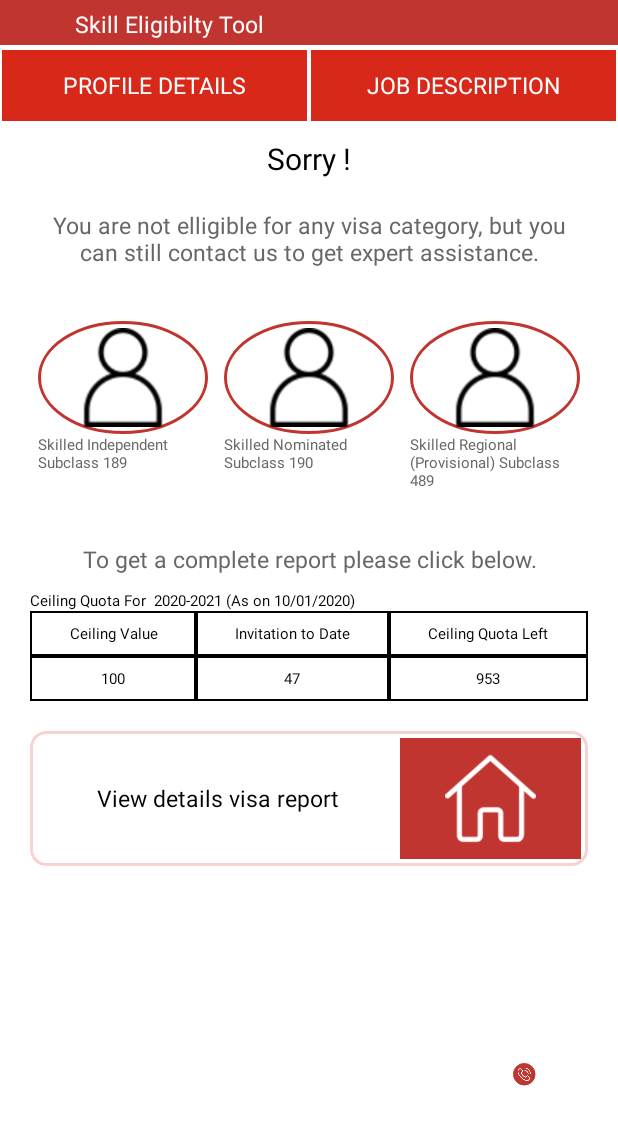
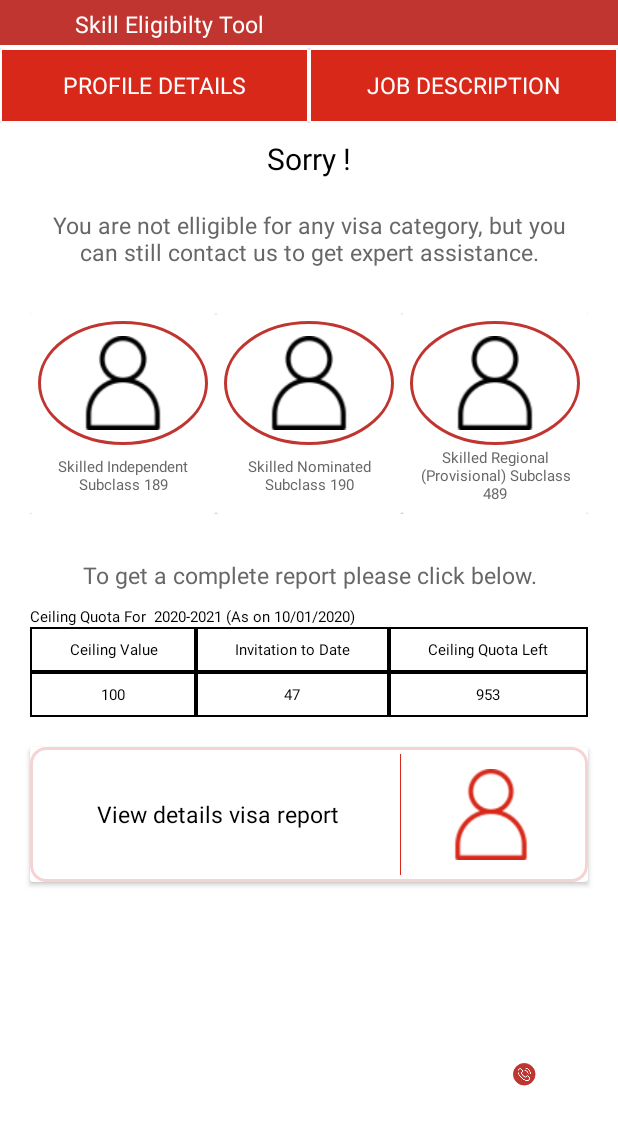
Before and after one commit to bhanudave/Immigration, an Android app: the fragment ReportViewFragment placed in its activity, on a phone screen of 412 x 824 dp, the part 68-1213 px from its top. Run offline under Robolectric (Android 15) with nearby library versions, the phone set to English and light mode, and no system bars.

Commit message:
Initial Commit

```diff
--- a/app/src/main/java/com/immigration/Launch/SplashActivity.java
+++ b/app/src/main/java/com/immigration/Launch/SplashActivity.java
@@ -1,7 +1,6 @@
 package com.immigration.Launch;
 
 import android.Manifest;
-import android.app.Activity;
 import android.content.Context;
 import android.content.DialogInterface;
 import android.content.Intent;
@@ -18,6 +17,7 @@ import android.view.View;
 
 import androidx.annotation.RequiresApi;
 import androidx.appcompat.app.AlertDialog;
+import androidx.appcompat.app.AppCompatActivity;
 import androidx.core.app.ActivityCompat;
 import androidx.core.content.ContextCompat;
 
@@ -31,7 +31,7 @@ import java.security.MessageDigest;
 import java.security.NoSuchAlgorithmException;
 
 
-public class SplashActivity extends Activity {
+public class SplashActivity extends AppCompatActivity {
 
     Handler handler;
     private static final int PERMISSION_REQUEST_CODE = 200;
@@ -42,6 +42,7 @@ public class SplashActivity extends Activity {
     protected void onCreate(Bundle savedInstanceState) {
         super.onCreate(savedInstanceState);
         setContentView(R.layout.activity_splash);
+        getSupportActionBar().hide();
 
         sharedpreferences = getSharedPreferences(utills.MyPREFERENCES, Context.MODE_PRIVATE);
         /*FacebookSdk.sdkInitialize(getApplicationContext());
--- a/app/src/main/res/layout/fragment_report_view.xml
+++ b/app/src/main/res/layout/fragment_report_view.xml
@@ -35,29 +35,41 @@
         android:orientation="horizontal"
         android:weightSum="2">
 
+        <androidx.cardview.widget.CardView
+            android:layout_width="match_parent"
+            android:layout_height="match_parent"
+            android:layout_weight="1">
+
         <TextView
             android:id="@+id/profile_detail"
             android:layout_width="match_parent"
             android:layout_height="match_parent"
             android:layout_margin="1dp"
-            android:layout_weight="1"
             android:background="@color/colorPrimary"
             android:gravity="center"
             android:text="PROFILE DETAILS"
             android:textColor="@color/white"
             android:textSize="@dimen/text_labelmin" />
 
+        </androidx.cardview.widget.CardView>
+
+        <androidx.cardview.widget.CardView
+            android:layout_width="match_parent"
+            android:layout_height="match_parent"
+            android:layout_weight="1">
+
         <TextView
             android:id="@+id/job_description"
             android:layout_width="match_parent"
             android:layout_height="match_parent"
             android:layout_margin="1dp"
-            android:layout_weight="1"
             android:background="@color/colorPrimary"
             android:gravity="center"
             android:text="JOB DESCRIPTION"
             android:textColor="@color/white"
             android:textSize="@dimen/text_labelmin" />
+
+        </androidx.cardview.widget.CardView>
 
     </LinearLayout>
 
@@ -118,11 +130,15 @@
                     android:orientation="horizontal"
                     android:weightSum="3">
 
+                    <androidx.cardview.widget.CardView
+                        android:layout_width="match_parent"
+                        android:layout_height="match_parent"
+                        android:layout_weight="1">
+
                     <LinearLayout
                         android:layout_width="match_parent"
                         android:layout_height="match_parent"
                         android:layout_margin="@dimen/text_labellow"
-                        android:layout_weight="1"
                         android:orientation="vertical"
                         android:weightSum="3">
 
@@ -131,6 +147,7 @@
                             android:layout_width="match_parent"
                             android:layout_height="match_parent"
                             android:layout_weight="1"
+                            android:padding="@dimen/text_labelsml"
                             android:background="@drawable/border_round"
                             android:src="@drawable/user" />
 
@@ -139,17 +156,24 @@
                             android:layout_width="match_parent"
                             android:layout_height="match_parent"
                             android:layout_weight="2"
+                            android:gravity="center"
                             android:text="Skilled Independent Subclass 189"
                             android:textColor="@color/hint"
                             android:textSize="@dimen/text_labelsml" />
 
                     </LinearLayout>
 
+                    </androidx.cardview.widget.CardView>
+
+                    <androidx.cardview.widget.CardView
+                        android:layout_width="match_parent"
+                        android:layout_height="match_parent"
+                        android:layout_weight="1">
+
                     <LinearLayout
                         android:layout_width="match_parent"
                         android:layout_height="match_parent"
                         android:layout_margin="@dimen/text_labellow"
-                        android:layout_weight="1"
                         android:orientation="vertical"
                         android:weightSum="3">
 
@@ -158,6 +182,7 @@
                             android:layout_width="match_parent"
                             android:layout_height="match_parent"
                             android:layout_weight="1"
+                            android:padding="@dimen/text_labelsml"
                             android:background="@drawable/border_round"
                             android:src="@drawable/user" />
 
@@ -166,17 +191,24 @@
                             android:layout_width="match_parent"
                             android:layout_height="match_parent"
                             android:layout_weight="2"
+                            android:gravity="center"
                             android:text="Skilled Nominated Subclass 190"
                             android:textColor="@color/hint"
                             android:textSize="@dimen/text_labelsml" />
 
                     </LinearLayout>
 
+                    </androidx.cardview.widget.CardView>
+
+                    <androidx.cardview.widget.CardView
+                        android:layout_width="match_parent"
+                        android:layout_height="match_parent"
+                        android:layout_weight="1">
+
                     <LinearLayout
                         android:layout_width="match_parent"
                         android:layout_height="match_parent"
                         android:layout_margin="@dimen/text_labellow"
-                        android:layout_weight="1"
                         android:orientation="vertical"
                         android:weightSum="3">
 
@@ -185,6 +217,7 @@
                             android:layout_width="match_parent"
                             android:layout_height="match_parent"
                             android:layout_weight="1"
+                            android:padding="@dimen/text_labelsml"
                             android:background="@drawable/border_round"
                             android:src="@drawable/user" />
 
@@ -193,11 +226,14 @@
                             android:layout_width="match_parent"
                             android:layout_height="match_parent"
                             android:layout_weight="2"
+                            android:gravity="center"
                             android:text="Skilled Regional (Provisional) Subclass 489"
                             android:textColor="@color/hint"
                             android:textSize="@dimen/text_labelsml" />
 
                     </LinearLayout>
+
+                    </androidx.cardview.widget.CardView>
 
                 </LinearLayout>
 
@@ -303,14 +339,19 @@
 
                 </TableLayout>
 
+
+                <androidx.cardview.widget.CardView
+                    android:layout_width="match_parent"
+                    android:layout_height="@dimen/image_margin"
+                    android:layout_below="@+id/complete_report_message_txt"
+                    android:layout_margin="@dimen/text_labelmed"
+                    android:layout_weight="1">
+
                 <LinearLayout
                     android:id="@+id/detail_lay"
                     android:layout_width="match_parent"
-                    android:layout_height="@dimen/image_margin"
-                    android:layout_below="@+id/complete_report_message_txt"
+                    android:layout_height="match_parent"
                     android:layout_gravity="center"
-                    android:layout_margin="@dimen/text_labelmed"
-                    android:layout_weight="1"
                     android:background="@drawable/button_round"
                     android:gravity="center"
                     android:orientation="horizontal"
@@ -326,18 +367,24 @@
                         android:textColor="@color/black"
                         android:textSize="@dimen/text_labelmin" />
 
+                    <View
+                        android:layout_width="0.5dp"
+                        android:layout_height="match_parent"
+                        android:background="@color/colorPrimary" />
+
                     <ImageView
                         android:layout_width="match_parent"
                         android:layout_height="match_parent"
                         android:layout_gravity="center"
                         android:layout_weight="2"
-                        android:background="@color/colorPrimaryDark"
                         android:gravity="center"
                         android:padding="@dimen/text_labelsml"
-                        android:src="@drawable/home"
-                        android:tint="@color/white" />
+                        android:src="@drawable/user"
+                        android:tint="@color/colorPrimary" />
 
                 </LinearLayout>
+
+                </androidx.cardview.widget.CardView>
 
             </LinearLayout>
 
```
